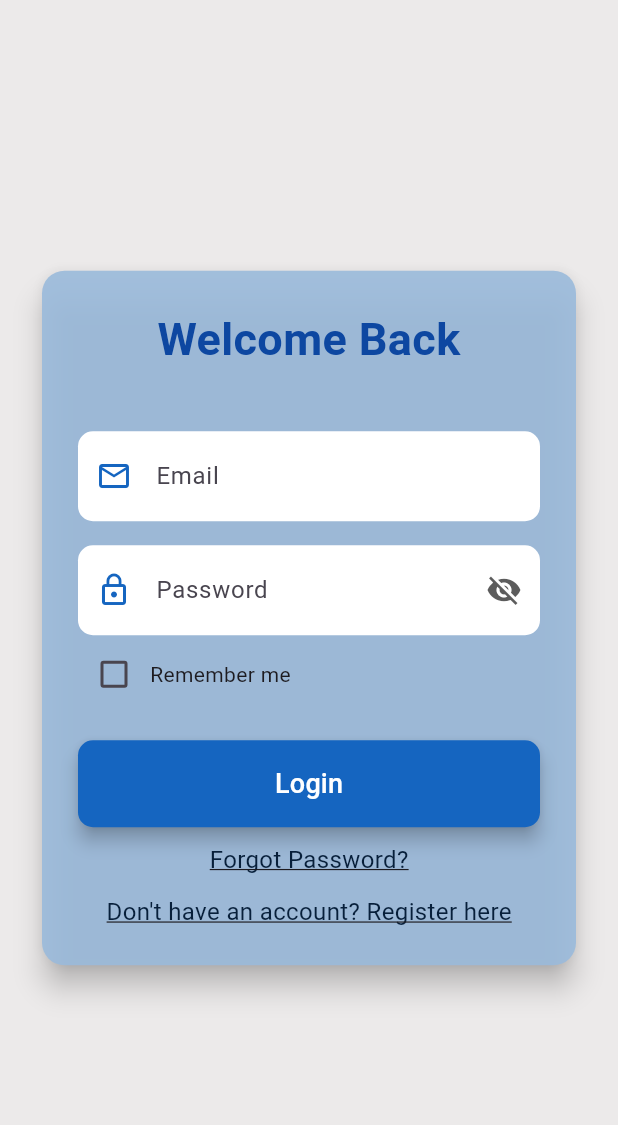
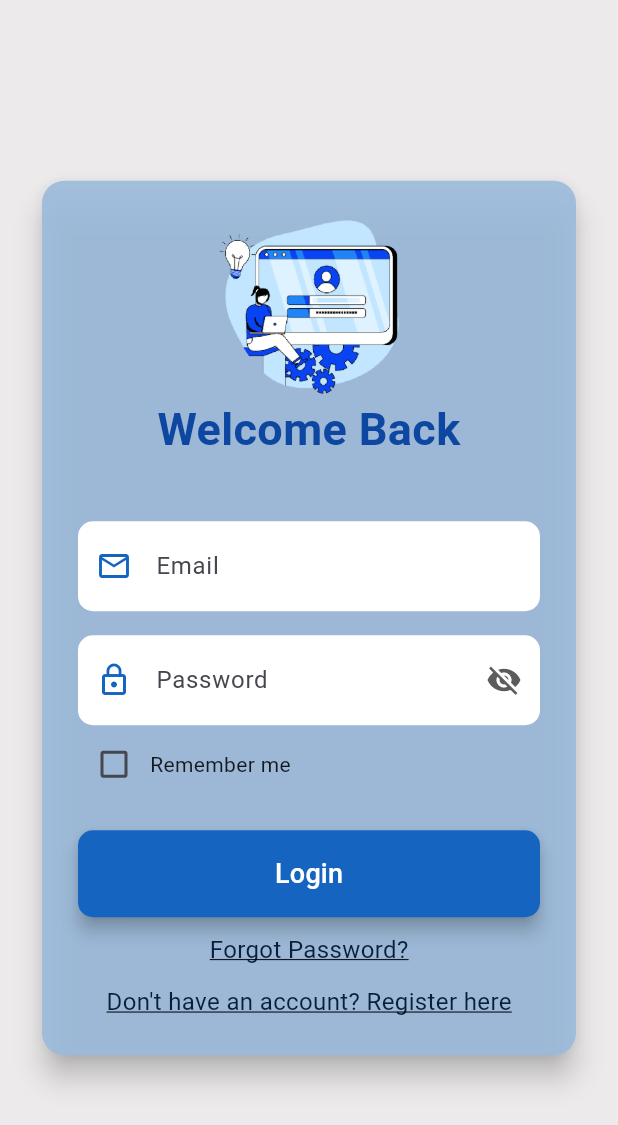
Before and after one commit to nisaadawi/FlutterProject, a Flutter app: the screen it shows after launch, on a phone screen of 412 x 824 dp. Shown: the top 1125 px of the screen. Run offline on Flutter 3.47's test engine with Material 3 defaults, Android fonts, the light colour scheme and no system bars; our stand-ins replace pinput, shared_preferences; missing offline and left inert: email_otp.

Commit message:
edit,delete,truncate & cust. drawer and theme

```diff
--- a/mymemberlink/lib/main.dart
+++ b/mymemberlink/lib/main.dart
@@ -19,9 +19,50 @@ class MainApp extends StatelessWidget {
 
   @override
   Widget build(BuildContext context) {
-    return const MaterialApp(
-      home: SplashScreen(),
-
+      return MaterialApp(
+      title: 'My Member Link',
+      theme: ThemeData(
+        useMaterial3: true,
+        colorScheme: ColorScheme.fromSeed(
+          seedColor:
+              const Color.fromARGB(228, 19, 46, 126),
+          brightness: Brightness.light,
+        ).copyWith(
+          primary: const  Color.fromARGB(228, 19, 46, 126),
+          onPrimary: Colors.white,
+          primaryContainer: const Color(0xFF4D73FF), // A lighter shade of primary for containers
+          secondary: Colors.blue[800]!, // Use a complementary blue as secondary
+          onSecondary: Colors.white,
+          background: Colors.white,
+          onBackground: Colors.black87,
+          surface: Colors.blue[50]!,
+          onSurface: Colors.black87,
+          error: Colors.redAccent,
+          onError: Colors.white,
+        ),
+      ),
+      darkTheme: ThemeData(
+        useMaterial3: true,
+        colorScheme: ColorScheme.fromSeed(
+          seedColor: const Color.fromARGB(228, 19, 46, 126),
+          brightness: Brightness.dark,
+        ).copyWith(
+          primary:
+              const Color(0xFF4D73FF), // Lighter primary color for dark mode
+          onPrimary: Color.fromARGB(228, 19, 46, 126),
+          primaryContainer:
+              const Color.fromARGB(228, 19, 46, 126), // Darker primary container color
+          secondary: Colors.blue[200]!,
+          onSecondary: Colors.black87,
+          background: Colors.black87,
+          onBackground: Colors.white,
+          surface: Colors.blueGrey[800]!,
+          onSurface: Colors.white,
+          error: Colors.redAccent,
+          onError: Colors.black87,
+        ),
+      ),
+      home: const SplashScreen(),
     );
   }
 }
--- a/mymemberlink/lib/myconfig.dart
+++ b/mymemberlink/lib/myconfig.dart
@@ -1,3 +1,3 @@
 class MyConfig {
-  static const String servername = "http://10.135.152.222";
+  static const String servername = "http://192.168.0.110";
 }
--- a/mymemberlink/lib/views/login_screen.dart
+++ b/mymemberlink/lib/views/login_screen.dart
@@ -33,6 +33,7 @@ class _LoginScreenState extends State<LoginScreen> {
       body: Center(
         child: Padding(
           padding: const EdgeInsets.symmetric(horizontal: 24.0),
+
           child: Card(
             color: const Color.fromARGB(230, 154, 186, 219),
             elevation: 8,
@@ -42,10 +43,16 @@ class _LoginScreenState extends State<LoginScreen> {
             child: Padding(
               padding: const EdgeInsets.all(24.0),
               child: Column(
+
                 mainAxisSize: MainAxisSize.min,
                 mainAxisAlignment: MainAxisAlignment.center,
                 crossAxisAlignment: CrossAxisAlignment.stretch,
                 children: [
+                  Image.asset(
+                  'assets/images/login.png',
+                  height: 120, // adjust height as needed
+                  fit: BoxFit.contain,
+                ),
                   Text(
                     "Welcome Back",
                     style: TextStyle(
--- a/mymemberlink/pubspec.yaml
+++ b/mymemberlink/pubspec.yaml
@@ -14,6 +14,7 @@ dependencies:
   geolocator: ^13.0.1
   google_maps_flutter: ^2.9.0
   http: ^1.2.2
+  image: ^4.3.0
   image_picker: ^1.1.2
   intl: ^0.19.0
   permission_handler: ^11.3.1
@@ -27,3 +28,5 @@ dev_dependencies:
 
 flutter:
   uses-material-design: true
+  assets:
+      - assets/images/login.png
```
Also changed, not shown: mymemberlink/lib/views/drawer_main_screen.dart (added, +44 -0 lines), mymemberlink/lib/views/edit_bulletin.dart (added, +82 -0 lines), mymemberlink/lib/views/main_screen.dart (+130 -29 lines), mymemberlink/lib/views/new_bulletin.dart (+25 -17 lines), mymemberlink/assets/images/login.png (added), mymemberlink/pubspec.lock, 1 other file.
